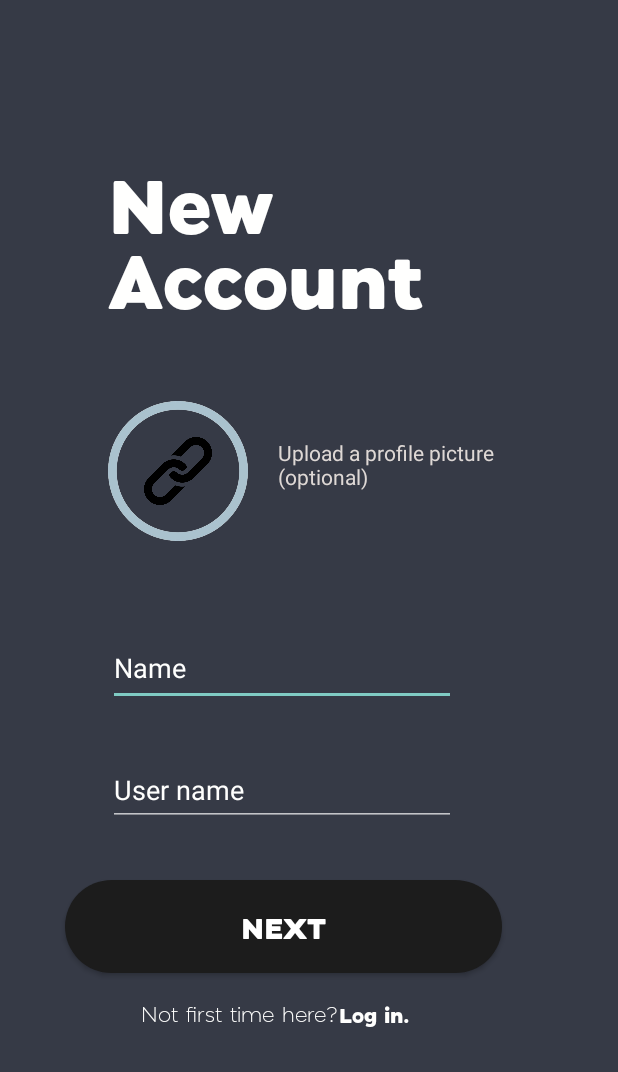
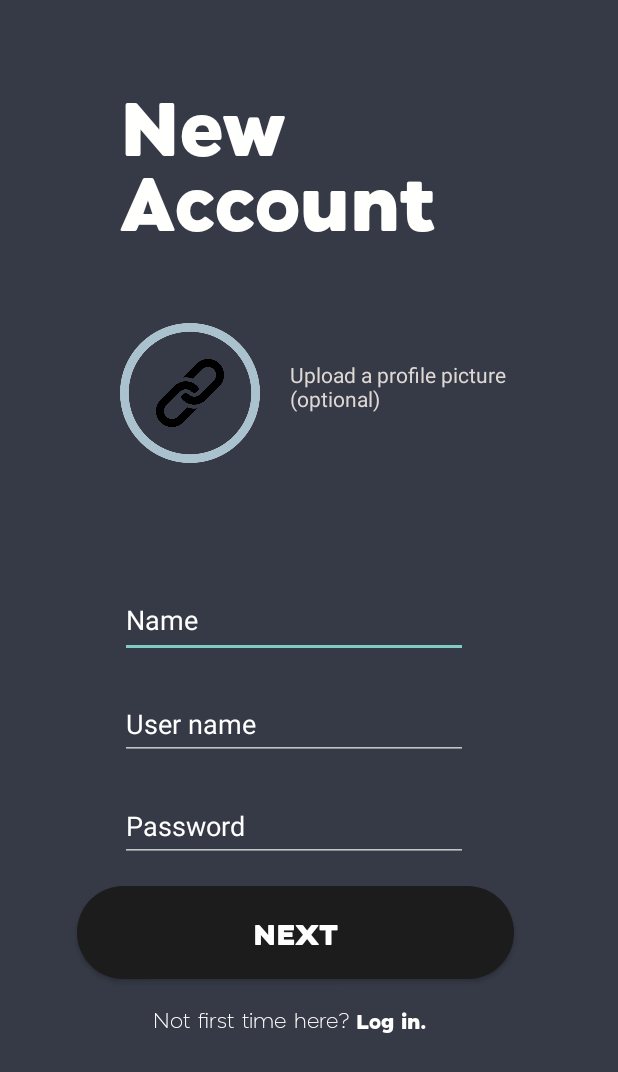
Before and after one commit to ronit-khalate/LoginWithKotlin, an Android app: the SignupPage1 screen opened directly, with no data from a screen before it, after a tap on "NEXT", on a phone screen of 412 x 824 dp. Shown: the top 1072 px of the screen. Run offline under Robolectric (Android 15) with nearby library versions, the phone set to English and light mode, and no system bars; our stand-ins replace Firebase (no records; nobody signed in at launch, a user with empty details on screens opened directly).

Commit message:
signup and Login are working now

```diff
--- a/app/build.gradle
+++ b/app/build.gradle
@@ -1,7 +1,7 @@
 plugins {
     id 'com.android.application'
     id 'org.jetbrains.kotlin.android'
-    id('com.google.gms.google-services')
+    id'com.google.gms.google-services'
 }
 
 android {
@@ -40,6 +40,7 @@ dependencies {
     implementation 'androidx.appcompat:appcompat:1.4.2'
     implementation 'com.google.android.material:material:1.6.1'
     implementation 'androidx.constraintlayout:constraintlayout:2.1.4'
+    implementation 'com.google.firebase:firebase-database-ktx:20.0.5'
     testImplementation 'junit:junit:4.13.2'
     androidTestImplementation 'androidx.test.ext:junit:1.1.3'
     androidTestImplementation 'androidx.test.espresso:espresso-core:3.4.0'
--- a/app/src/main/java/com/example/loginwithkotlin/SignupPage1.kt
+++ b/app/src/main/java/com/example/loginwithkotlin/SignupPage1.kt
@@ -2,11 +2,18 @@ package com.example.loginwithkotlin
 
 import android.content.Intent
 import android.os.Bundle
+import android.util.Log
 import android.widget.*
 import androidx.appcompat.app.AppCompatActivity
+import com.google.firebase.database.FirebaseDatabase
+
+import com.google.firebase.database.ktx.database
+import com.google.firebase.ktx.Firebase
 
 class SignupPage1 : AppCompatActivity() {
 
+
+    private val dataBaseLink ="https://kotlin-login-70273-default-rtdb.asia-southeast1.firebasedatabase.app/"
     override fun onCreate(savedInstanceState: Bundle?) {
         super.onCreate(savedInstanceState)
         setContentView(R.layout.signup_activity_1)
@@ -15,27 +22,11 @@ class SignupPage1 : AppCompatActivity() {
         // click listener of NEXT button
         findViewById<Button>(R.id.next).setOnClickListener()
         {
-            val name :String =findViewById<EditText>(R.id.editText3).text.toString()
-            val userName:String=findViewById<EditText>(R.id.editText4).text.toString()
 
-            if(!name.isEmpty() && userName.length>5) {
-
-                startActivity(Intent(this,SignupPage2::class.java))
-            }
-            else if(name.isEmpty())
+            val userName = findViewById<EditText>(R.id.userNameSignupEditText).text.toString().trim()
+            if(isInfoEntered())
             {
-                /*
-                * tell user to enter text
-                * */
-                Toast.makeText(this,"please enter name",Toast.LENGTH_SHORT).show()
-            }
-            else if(userName.length<5)
-            {
-                /*
-               * tell user to enter text
-               * */
-                Toast.makeText(this,"User name must be greater than 5",Toast.LENGTH_SHORT).show()// .show() must call
-                // to show toast
+                saveInfoToDatabase(getInfo(),userName)
             }
 
         }
@@ -50,9 +41,58 @@ class SignupPage1 : AppCompatActivity() {
         {
             startActivityForResult(Intent(this,AddPropfilePicture::class.java),101)
         }
+
+        findViewById<TextView>(R.id.login).setOnClickListener()
+        {
+            startActivity(Intent(this,Login::class.java))
+        }
     }
 
-    override fun onActivityResult(requestCode: Int, resultCode: Int, data: Intent?) {
-        super.onActivityResult(requestCode, resultCode, data)
+    // get info entered by user to save in database
+    private fun getInfo(): UserInfo {
+
+
+        val password = findViewById<EditText>(R.id.passwordSignupEditText).text.toString().trim()
+        val name = findViewById<EditText>(R.id.nameSignupEditText).text.toString().trim()
+
+        return UserInfo( password,name)
+
+    }
+
+    private fun saveInfoToDatabase(user:UserInfo,userName:String)
+    {
+
+        val rootRef = FirebaseDatabase.getInstance(dataBaseLink).reference
+
+        rootRef.child("users").child("loginInfo").child(userName).setValue(user).addOnCompleteListener {
+            Toast.makeText(this,"Sign up Successfully",Toast.LENGTH_SHORT).show()
+            startSiguPage2()
+
+        }
+
+
+    }
+
+    // check if user entered all the info or not
+
+    fun isInfoEntered():Boolean
+    {
+        val password = findViewById<EditText>(R.id.passwordSignupEditText).text.toString()
+        val name = findViewById<EditText>(R.id.nameSignupEditText).text.toString()
+        val userName = findViewById<EditText>(R.id.userNameSignupEditText).text.toString()
+
+        if(!password.isEmpty()&&!name.isEmpty()&&!userName.isEmpty())
+        {
+            return true
+        }
+        else
+        {
+            Toast.makeText(this,"Please enter all infromation",Toast.LENGTH_SHORT)
+        }
+        return false
+    }
+    private fun startSiguPage2 ()
+    {
+        startActivity(Intent(this,SignupPage2::class.java))
     }
 }
--- a/app/src/main/res/layout/signup_activity_1.xml
+++ b/app/src/main/res/layout/signup_activity_1.xml
@@ -8,17 +8,18 @@
 
 
     <TextView
+
         android:id="@+id/textView5"
         android:layout_width="wrap_content"
         android:layout_height="wrap_content"
-        android:layout_marginTop="92dp"
+        android:layout_marginTop="40dp"
         android:fontFamily="@font/jt_marnie_extrabold"
         android:text="New \nAccount"
         android:textAlignment="viewStart"
         android:textColor="@color/white"
         android:textSize="50dp"
         app:layout_constraintEnd_toEndOf="parent"
-        app:layout_constraintHorizontal_bias="0.359"
+        app:layout_constraintHorizontal_bias="0.396"
         app:layout_constraintStart_toStartOf="parent"
         app:layout_constraintTop_toTopOf="parent" />
 
@@ -32,7 +33,7 @@
         app:layout_constraintEnd_toEndOf="@+id/textView5"
         app:layout_constraintHorizontal_bias="0.0"
         app:layout_constraintStart_toStartOf="@+id/textView5"
-        app:layout_constraintTop_toBottomOf="@+id/textView5"/>
+        app:layout_constraintTop_toBottomOf="@+id/textView5" />
 
     <ImageView
         android:id="@+id/add_image_link_icon"
@@ -59,12 +60,12 @@
         app:layout_constraintVertical_bias="0.389" />
 
     <EditText
-        android:id="@+id/editText3"
+        android:id="@+id/nameSignupEditText"
         android:layout_width="232dp"
         android:layout_height="48dp"
-        android:layout_marginTop="48dp"
+        android:layout_marginTop="68dp"
+        android:gravity="top"
         android:hint="Name"
-        android:gravity="top"
         android:textColor="@color/vivid_orange"
         android:textColorHint="@color/white"
         app:layout_constraintEnd_toEndOf="@+id/add_image_message"
@@ -73,33 +74,47 @@
         app:layout_constraintTop_toBottomOf="@+id/add_picture" />
 
     <EditText
-        android:id="@+id/editText4"
+        android:id="@+id/userNameSignupEditText"
         android:layout_width="232dp"
         android:layout_height="48dp"
-        android:layout_marginTop="32dp"
+        android:layout_marginTop="20dp"
         android:hint="User name"
         android:textColor="@color/vivid_orange"
         android:textColorHint="@color/white"
-        app:layout_constraintEnd_toEndOf="@+id/editText3"
+        app:layout_constraintEnd_toEndOf="@+id/nameSignupEditText"
         app:layout_constraintHorizontal_bias="0.0"
-        app:layout_constraintStart_toStartOf="@+id/editText3"
-        app:layout_constraintTop_toBottomOf="@+id/editText3" />
+        app:layout_constraintStart_toStartOf="@+id/nameSignupEditText"
+        app:layout_constraintTop_toBottomOf="@+id/nameSignupEditText" />
+
+
+    <EditText
+        android:id="@+id/passwordSignupEditText"
+        android:layout_width="232dp"
+        android:layout_height="48dp"
+        android:layout_marginTop="20dp"
+        android:hint="Password"
+        android:password="true"
+        android:textColor="@color/vivid_orange"
+        android:textColorHint="@color/white"
+        app:layout_constraintEnd_toEndOf="@+id/userNameSignupEditText"
+        app:layout_constraintHorizontal_bias="1.0"
+        app:layout_constraintStart_toStartOf="@+id/userNameSignupEditText"
+        app:layout_constraintTop_toBottomOf="@+id/userNameSignupEditText" />
 
     <Button
         android:id="@+id/next"
         android:layout_width="291dp"
         android:layout_height="62dp"
-        android:layout_marginTop="36dp"
+        android:layout_marginTop="16dp"
         android:background="@drawable/login_button1"
         android:backgroundTint="@color/dark_black"
         android:fontFamily="@font/jt_marnie_extrabold"
         android:text="Next"
         android:textSize="19sp"
-        app:layout_constraintEnd_toEndOf="@+id/editText4"
+        app:layout_constraintEnd_toEndOf="@+id/passwordSignupEditText"
         app:layout_constraintHorizontal_bias="0.491"
-        app:layout_constraintStart_toStartOf="@+id/editText4"
-        app:layout_constraintTop_toBottomOf="@+id/editText4" />
-
+        app:layout_constraintStart_toStartOf="@+id/passwordSignupEditText"
+        app:layout_constraintTop_toBottomOf="@+id/passwordSignupEditText" />
 
     <TextView
         android:id="@+id/dontHaveAcc"
@@ -129,7 +144,7 @@
         android:textSize="13dp"
         android:textStyle="bold"
         app:layout_constraintEnd_toEndOf="@+id/next"
-        app:layout_constraintHorizontal_bias="0.737"
+        app:layout_constraintHorizontal_bias="0.753"
         app:layout_constraintStart_toStartOf="@+id/next"
         app:layout_constraintTop_toBottomOf="@+id/next" />
 
--- a/build.gradle
+++ b/build.gradle
@@ -3,9 +3,10 @@
 buildscript {
     repositories {
         google()
+        mavenLocal()
     }
     dependencies {
-        classpath( 'com.google.gms:google-services:4.3.13')
+        classpath  'com.google.gms:google-services:4.3.13'
     }
 }
 plugins {
```
Also changed, not shown: app/src/main/java/com/example/loginwithkotlin/Login.kt (+43 -4 lines), app/src/main/java/com/example/loginwithkotlin/UserInfo.kt (added, +8 -0 lines), app/src/main/res/layout/login.xml (+12 -10 lines), 1 other file.
